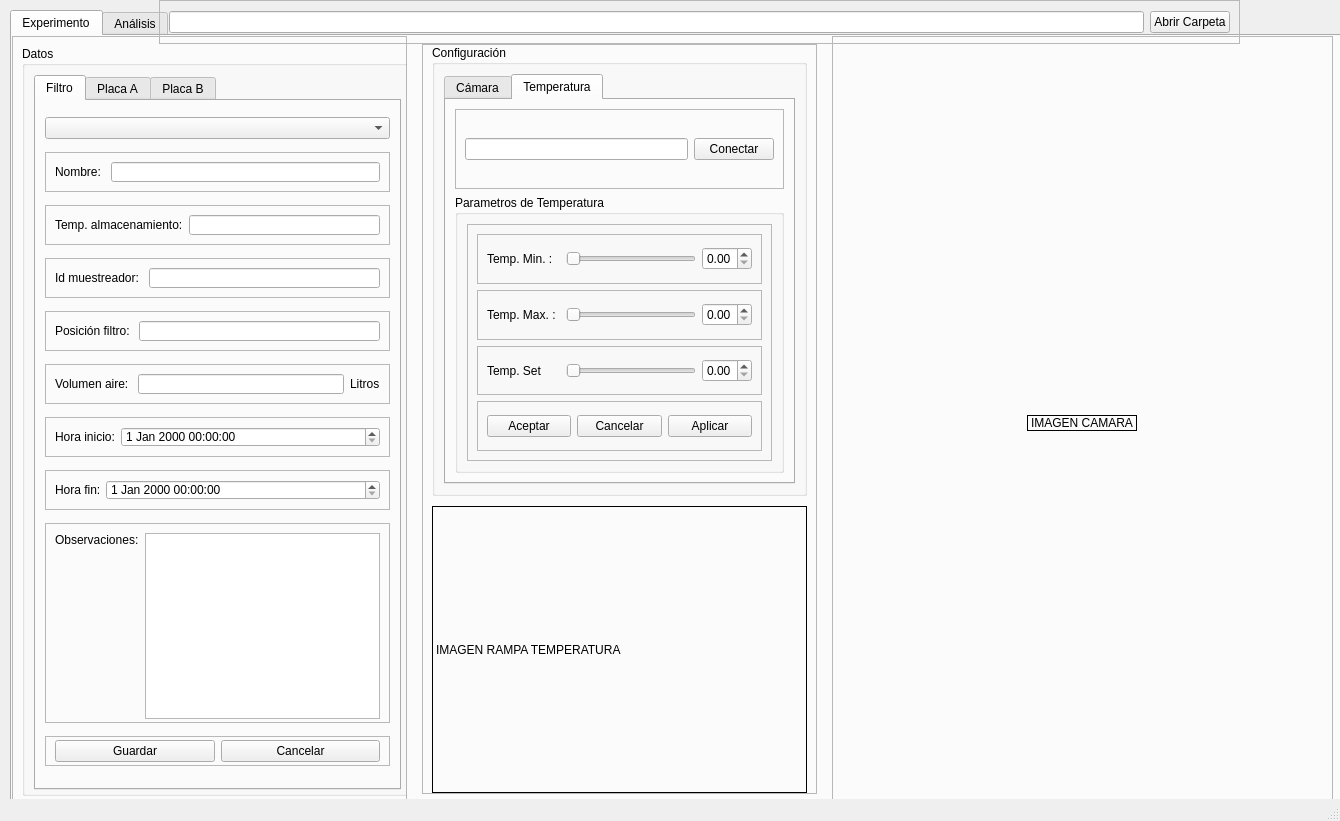
Before: the Qt Designer form interfaz/GUI-UI/v1-interfaz.ui in tigre437/interfaz-V0.1, drawn with Qt 5.
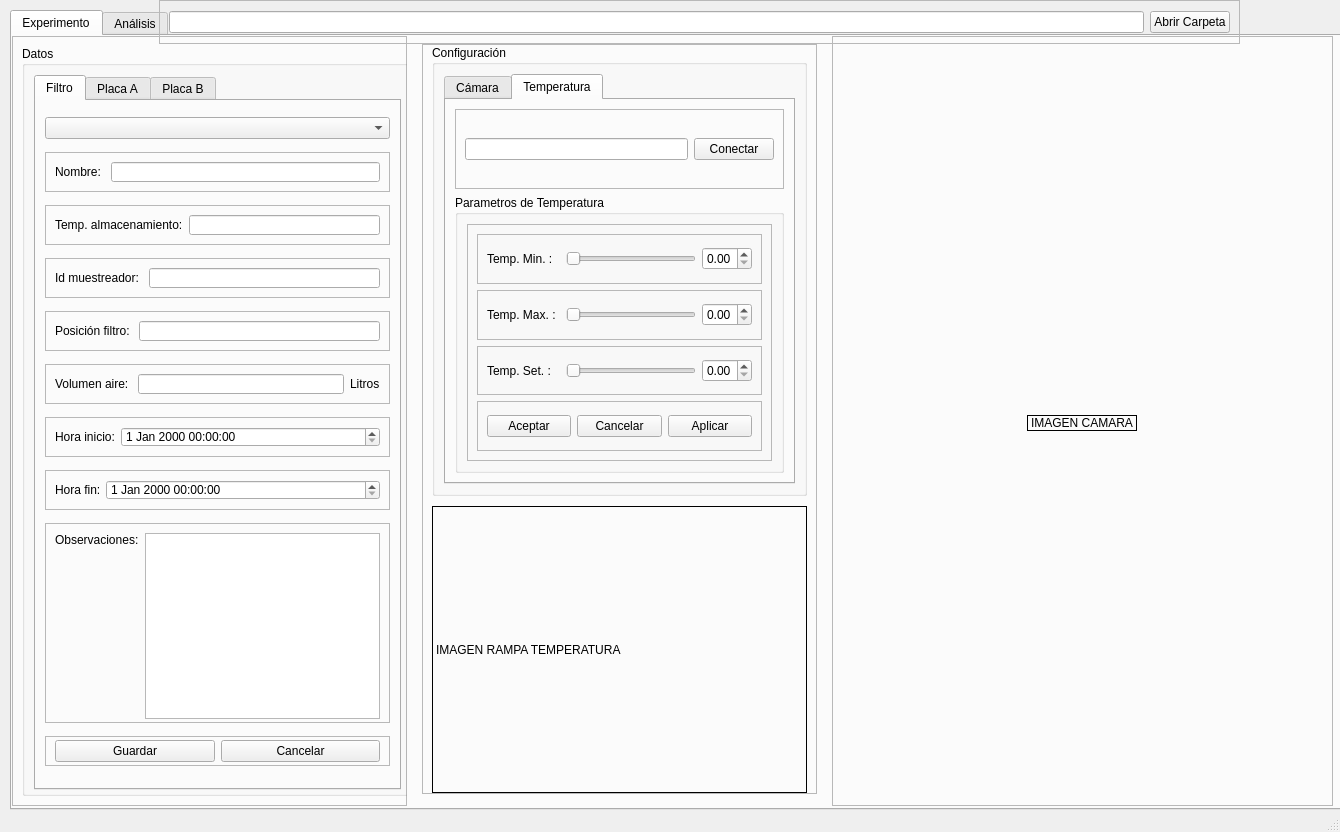
After: the same form once the commit is applied. The open tabs and pages were chosen to show the change. Icons and pictures are not drawn.

```diff
--- a/interfaz/GUI-UI/v1-interfaz.ui
+++ b/interfaz/GUI-UI/v1-interfaz.ui
@@ -7,7 +7,7 @@
     <x>0</x>
     <y>0</y>
     <width>1340</width>
-    <height>821</height>
+    <height>832</height>
    </rect>
   </property>
   <property name="windowTitle">
@@ -1820,7 +1820,7 @@
                        <item>
                         <widget class="QLabel" name="label_11">
                          <property name="text">
-                          <string>Temp. Set</string>
+                          <string>Temp. Set. :</string>
                          </property>
                         </widget>
                        </item>
```
